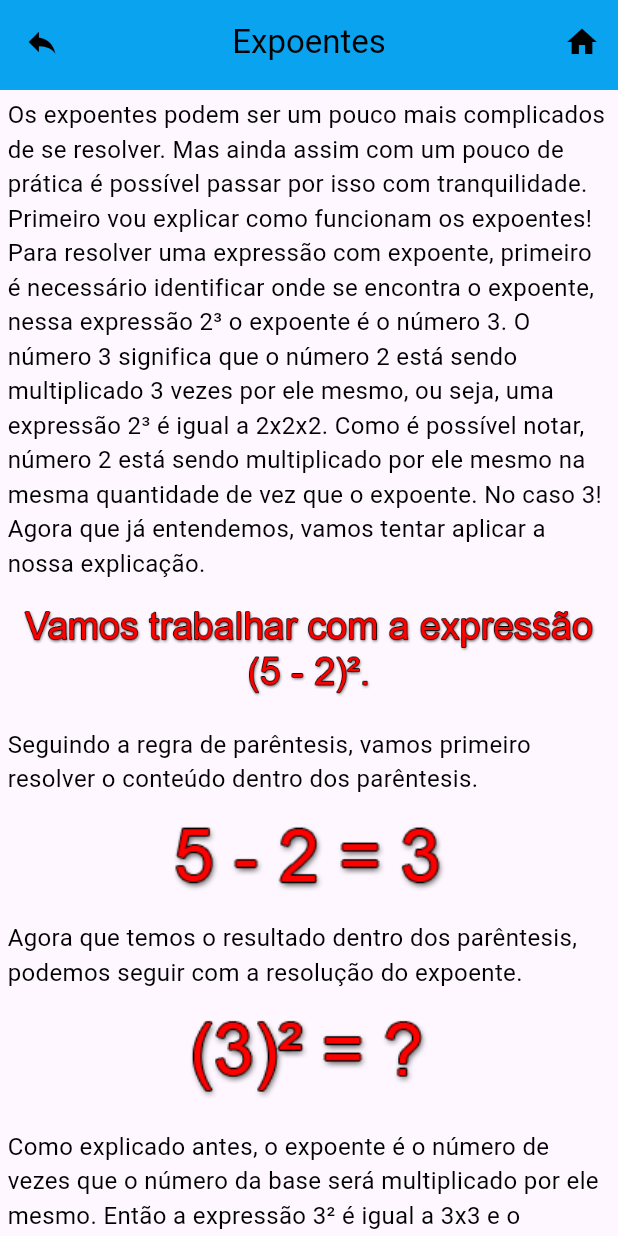
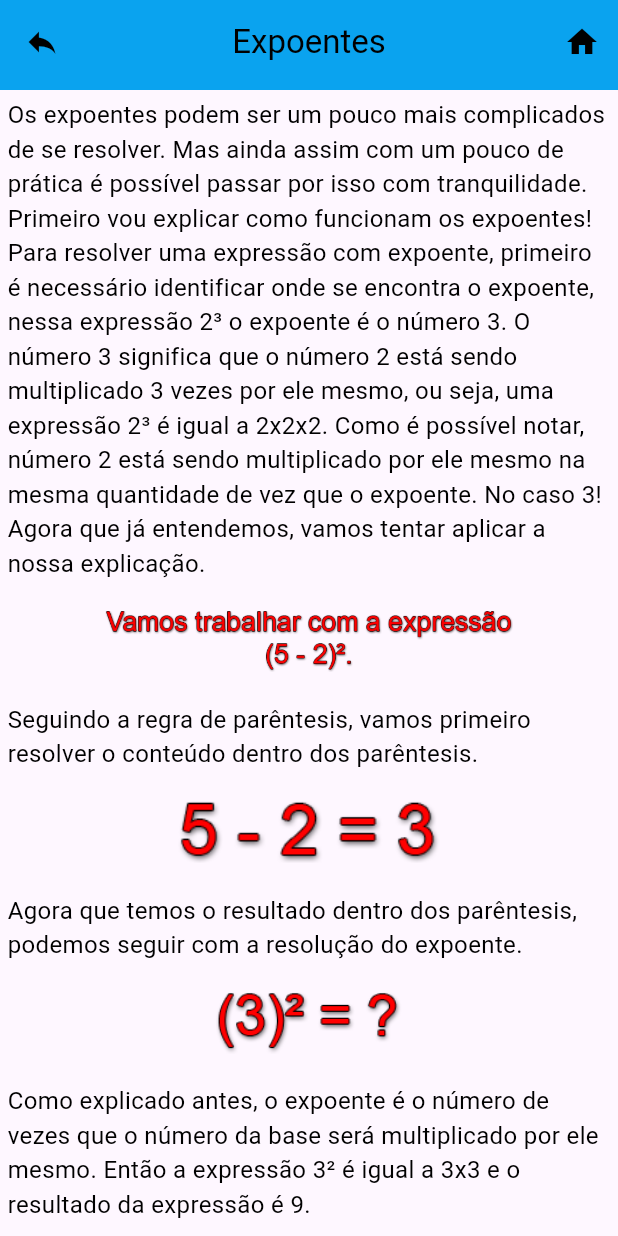
Before and after one commit to ricardo-gsilva/exemplifica-app, a Flutter app: the ExpoentesPage screen opened directly, on a phone screen of 412 x 824 dp. Run offline on Flutter 3.47's test engine with Material 3 defaults, Android fonts, the light colour scheme and no system bars; our stand-ins replace package_info_plus.

Commit message:
refatorando lista de conteudo expoentes

```diff
--- a/lib/utils/constants/core_strings_assets.dart
+++ b/lib/utils/constants/core_strings_assets.dart
@@ -111,4 +111,11 @@ class CoreStringsAssets {
   static const String parentesis_assets_5 = "images/parentesis/parentesis_5.png";
   static const String parentesis_assets_6 = "images/parentesis/parentesis_6.png";
   static const String parentesis_assets_7 = "images/parentesis/parentesis_7.png";
+
+  //Expoentes
+  static const String expoentes_assets_2 = "images/expoentes/expoentes_2.png";
+  static const String expoentes_assets_3 = "images/expoentes/expoentes_3.png";
+  static const String expoentes_assets_4 = "images/expoentes/expoentes_4.png";
+  static const String expoentes_assets_5 = "images/expoentes/expoentes_5.png";
+
 }
--- a/lib/widgets/page/expoentes_page.dart
+++ b/lib/widgets/page/expoentes_page.dart
@@ -13,6 +13,7 @@ class ExpoentesPage extends StatelessWidget {
   @override
   Widget build(BuildContext context) {
     double width = MediaQuery.of(context).size.width;
+    double height = MediaQuery.of(context).size.height;
     return CustomScaffold(
       titleAppBar: CustomText(
         title: CoreStrings.titleExpoentes,
@@ -30,6 +31,7 @@ class ExpoentesPage extends StatelessWidget {
       ],
       body: ExpoentesTemplate(
         width: width,
+        height: height,
       ),
     );
   }
--- a/lib/widgets/templates/expoentes_template.dart
+++ b/lib/widgets/templates/expoentes_template.dart
@@ -1,13 +1,15 @@
+import 'package:exemplifica/model/assets_model.dart';
+import 'package:exemplifica/utils/constants/core_strings_assets.dart';
+import 'package:exemplifica/widgets/molecules/content_list.dart';
 import 'package:flutter/material.dart';
 import 'package:exemplifica/utils/constants/strings/strings_expoentes.dart';
-import 'package:exemplifica/widgets/atoms/custom_image_asset.dart';
-import 'package:exemplifica/widgets/atoms/custom_text.dart';
-
 class ExpoentesTemplate extends StatelessWidget {
   final double width;
+  final double height;
   const ExpoentesTemplate({
     Key? key,
     required this.width,
+    required this.height,
   }) : super(key: key);
 
   @override
@@ -15,36 +17,33 @@ class ExpoentesTemplate extends StatelessWidget {
     return SingleChildScrollView(
       child: Column(
         children: <Widget>[
-          CustomText(
+          ContentList(
+            stringsAndAssets: [
+              StringsAndAssetsModel(
                 title: CoreStringsExpoentes.text1_expoentes,
               ),
-          CustomImageAsset(
-            asset: "images/expoentes/expoentes_2.png",
-            width: width * 0.9,
-          ),
-          CustomText(
+              StringsAndAssetsModel(
+                  title: CoreStringsAssets.expoentes_assets_2,
+                  height: height * 0.05),
+              StringsAndAssetsModel(
                 title: CoreStringsExpoentes.text2_expoentes,
               ),
-          CustomImageAsset(
-            asset: "images/expoentes/expoentes_3.png",
-            width: width * 0.25,
-          ),
-          CustomText(
+              StringsAndAssetsModel(
+                  title: CoreStringsAssets.expoentes_assets_3,
+                  height: height * 0.05),
+              StringsAndAssetsModel(
                 title: CoreStringsExpoentes.text3_expoentes,
               ),
-          CustomImageAsset(
-            asset: "images/expoentes/expoentes_4.png",
-            width: width * 0.2,
-          ),
-          CustomText(
+              StringsAndAssetsModel(
+                  title: CoreStringsAssets.expoentes_assets_4,
+                  height: height * 0.05),
+              StringsAndAssetsModel(
                 title: CoreStringsExpoentes.text4_expoentes,
               ),
-          Padding(
-            padding: const EdgeInsets.only(bottom: 40),
-            child: CustomImageAsset(
-              asset: "images/expoentes/expoentes_5.png",
-              width: width * 0.2,
-            ),
+              StringsAndAssetsModel(
+                  title: CoreStringsAssets.expoentes_assets_5,
+                  height: height * 0.05),
+            ],
           ),
         ],
       ),
```
Lines whose indentation alone changed are shown as unchanged.
